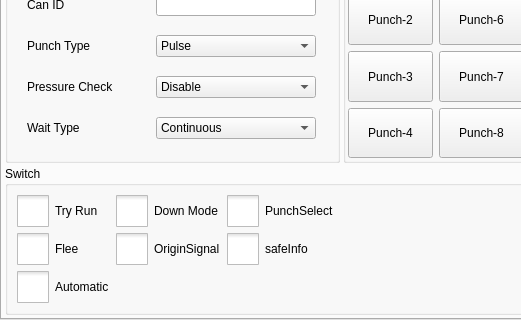
This is hcsettings/icstructdefineframe.ui in GaussCheng/2-5AxisPunch as Qt 5 draws it before an edit; both pictures show x 0 to 521 and y 115 to 435 of the 802 by 435 pixel window. The edited form follows.
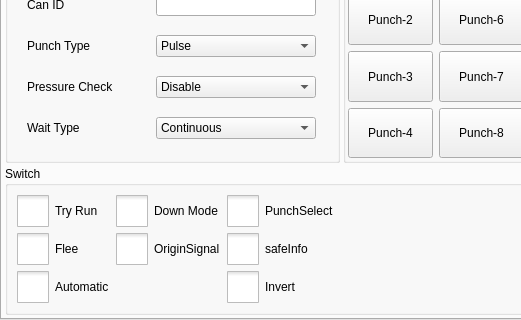
This is the edited form. The open tabs and pages were chosen to show the change. Icons and pictures are not drawn. Custom widgets are drawn as their Qt base class.

Diff of the .ui file:
```diff
--- a/hcsettings/icstructdefineframe.ui
+++ b/hcsettings/icstructdefineframe.ui
@@ -1703,6 +1703,41 @@
             </property>
            </widget>
           </item>
+          <item row="3" column="2">
+           <widget class="QCheckBox" name="reserveBox">
+            <property name="focusPolicy">
+             <enum>Qt::NoFocus</enum>
+            </property>
+            <property name="styleSheet">
+             <string notr="true">::indicator {
+     width: 32px;
+     height: 32px;
+ }
+
+::indicator:unchecked 
+{
+     image: url(:/resource/check_unchecked.png);
+ }
+::indicator:checked 
+{
+     image: url(:/resource/check_checked.png);
+ }
+
+::indicator:checked:disabled
+{
+ image: url(:/resource/check_checked_disable.png);
+}
+
+::indicator:unchecked:disabled
+{
+ image: url(:/resource/check_unchecked_disable.png);
+}</string>
+            </property>
+            <property name="text">
+             <string>Invert</string>
+            </property>
+           </widget>
+          </item>
          </layout>
         </widget>
        </item>
@@ -4632,16 +4667,16 @@
   </layout>
  </widget>
  <customwidgets>
-  <customwidget>
-   <class>ICComboBox</class>
-   <extends>QComboBox</extends>
-   <header>iccombobox.h</header>
-  </customwidget>
   <customwidget>
    <class>ICLineEditWithVirtualNumericKeypad</class>
    <extends>QLineEdit</extends>
    <header>iclineeditwithvirtualnumerickeypad.h</header>
   </customwidget>
+  <customwidget>
+   <class>ICComboBox</class>
+   <extends>QComboBox</extends>
+   <header>iccombobox.h</header>
+  </customwidget>
   <customwidget>
    <class>ICTabWidget</class>
    <extends>QTabWidget</extends>
```
Left out of the diff: 2 changed lines with no effect on the pictures.
